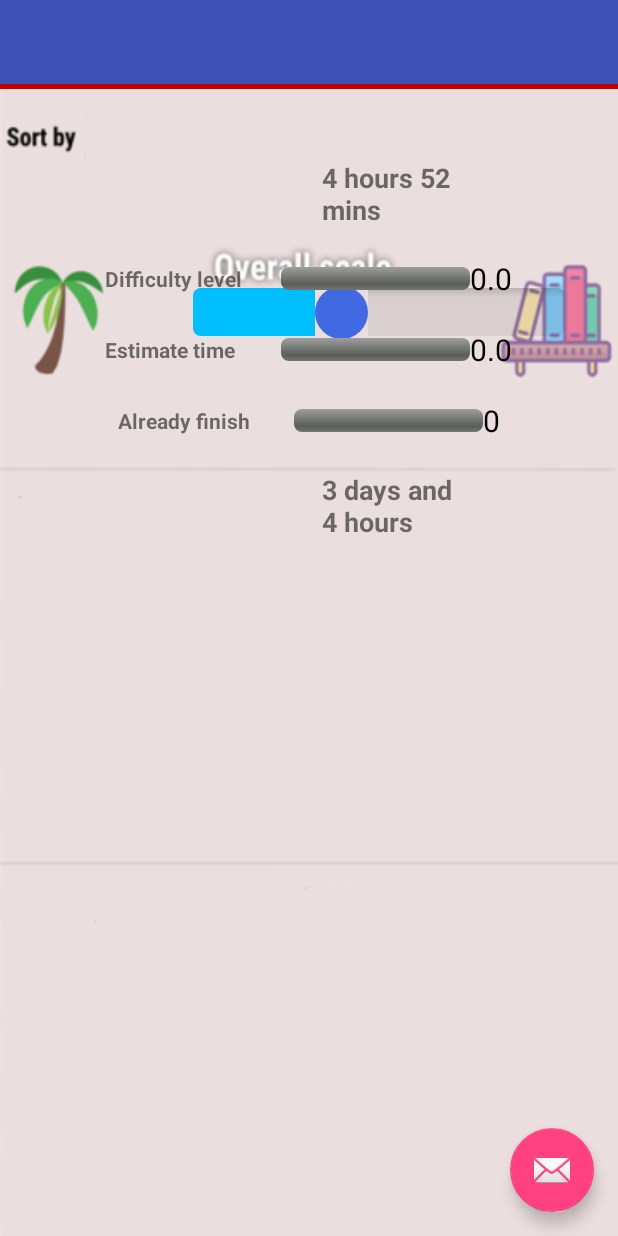
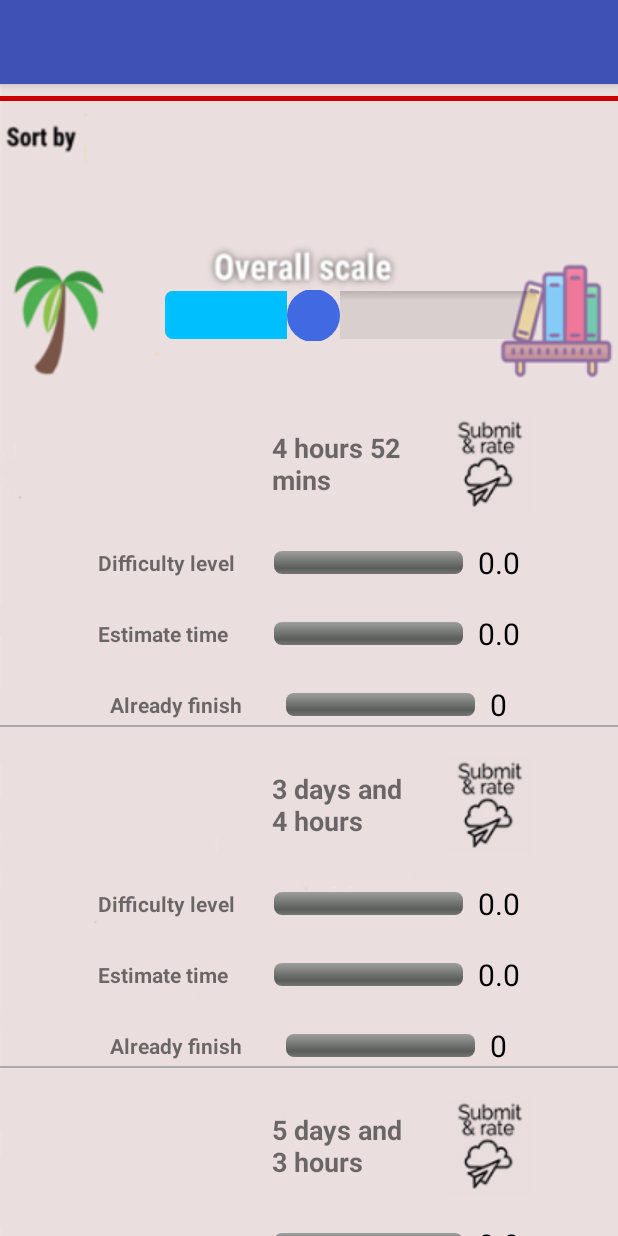
Before and after one commit to ilayserr/Milab, an Android app: the layout activity_tasks_page_activity.xml on its own in the app's theme, with its tools: preview values and no code run, on a phone screen of 412 x 824 dp. Run offline under Robolectric (Android 15) with nearby library versions, the phone set to English and light mode, and no system bars.

Commit message:
finish main page

```diff
--- a/AssistAnt/app/build.gradle
+++ b/AssistAnt/app/build.gradle
@@ -20,7 +20,7 @@ android {
 
 dependencies {
     implementation fileTree(dir: 'libs', include: ['*.jar'])
-    implementation 'com.android.support:appcompat-v7:26.1.0'
+    implementation 'com.android.support:appcompat-v7:26.0.1'
     implementation 'com.android.support.constraint:constraint-layout:1.0.2'
     implementation 'com.android.support:design:26.1.0'
     implementation 'com.android.support:support-v4:26.1.0'
--- a/AssistAnt/app/src/main/java/com/example/assistant/allTasks.java
+++ b/AssistAnt/app/src/main/java/com/example/assistant/allTasks.java
@@ -29,8 +29,29 @@ public class allTasks {
             "Algorithms", 150,
             "Sunday, 1 January 2018, 01:00 PM",
             "Assignment was submitted 4 hours 5 mins early", 90, 5, 10, true);
+    Task SixthTask = new Task("Assignment 6",
+            "Algorithms", 150,
+            "Sunday, 7 January 2018, 01:00 PM",
+            "Assignment was submitted 4 hours 5 mins early");
+    Task SeventhTask = new Task("Assignment 6",
+            "Algorithms", 150,
+            "Sunday, 7 January 2018, 01:00 PM",
+            "Assignment was submitted 4 hours 5 mins early");
+    Task EightTask = new Task("Assignment 6",
+            "Algorithms", 150,
+            "Sunday, 7 January 2018, 01:00 PM",
+            "Assignment was submitted 4 hours 5 mins early");
+    Task NinethTask = new Task("Assignment 6",
+            "Algorithms", 150,
+            "Sunday, 7 January 2018, 01:00 PM",
+            "Assignment was submitted 4 hours 5 mins early");
+    Task TenthTask = new Task("Assignment 6",
+            "Algorithms", 150,
+            "Sunday, 7 January 2018, 01:00 PM",
+            "Assignment was submitted 4 hours 5 mins early");
 
-    Task[] allTasks = new Task[] {firstTask, secondTask, thirdTask, FourthTask, FifthTask};
+    Task[] allTasks = new Task[] {firstTask, secondTask, thirdTask, FourthTask, FifthTask,
+                                  SixthTask, SeventhTask, EightTask, NinethTask, TenthTask};
 
     public Task[] getAllTasks(){
         return allTasks.clone();
--- a/AssistAnt/app/src/main/java/com/example/assistant/tasksListAdapter.java
+++ b/AssistAnt/app/src/main/java/com/example/assistant/tasksListAdapter.java
@@ -4,10 +4,12 @@ package com.example.assistant;
  * Created by ilay on 10/01/2018.
  */
 
-
 import android.content.Context;
+import android.support.v4.app.FragmentManager;
+import android.support.v4.app.FragmentTransaction;
 import android.view.View;
 import android.support.v7.widget.RecyclerView;
+import android.widget.ImageButton;
 import android.widget.ProgressBar;
 import android.widget.TextView;
 import android.view.LayoutInflater;
--- a/AssistAnt/app/src/main/java/com/example/assistant/tasks_page_activityFragment.java
+++ b/AssistAnt/app/src/main/java/com/example/assistant/tasks_page_activityFragment.java
@@ -8,6 +8,7 @@ import android.util.Log;
 import android.view.LayoutInflater;
 import android.view.View;
 import android.view.ViewGroup;
+import android.widget.ImageButton;
 
 /**
  * A placeholder fragment containing a simple view.
@@ -20,7 +21,7 @@ public class tasks_page_activityFragment extends Fragment {
 
     private Task[] dataset;
     public tasks_page_activityFragment() {
-        dataset = new Task[5];
+        dataset = new Task[9];
         dataset[0] = new Task("Exercise #9",
                 "Automata And Formal Language", 120,
                 "Tuesday, 9 January 2018, 12:00 AM",
@@ -41,6 +42,23 @@ public class tasks_page_activityFragment extends Fragment {
                 "Algorithms", 150,
                 "Sunday, 1 January 2018, 01:00 PM",
                 "Assignment was submitted 4 hours 5 mins early", 90, 5, 10, true);
+        dataset[5] = new Task("Assignment 6",
+                "Algorithms", 150,
+                "Sunday, 7 January 2018, 01:00 PM",
+                "Assignment was submitted 4 hours 5 mins early");
+        dataset[6] = new Task("Assignment 6",
+                "Algorithms", 150,
+                "Sunday, 7 January 2018, 01:00 PM",
+                "Assignment was submitted 4 hours 5 mins early");
+        dataset[7] = new Task("Assignment 6",
+                "Algorithms", 150,
+                "Sunday, 7 January 2018, 01:00 PM",
+                "Assignment was submitted 4 hours 5 mins early");
+        dataset[8] = new Task("Assignment 6",
+                "Algorithms", 150,
+                "Sunday, 7 January 2018, 01:00 PM",
+                "Assignment was submitted 4 hours 5 mins early");
+
         Log.d("test_array", "success1");
         System.out.print(dataset[0].getCourse().getName());
     }
@@ -62,6 +80,9 @@ public class tasks_page_activityFragment extends Fragment {
         adapter = new tasksListAdapter(dataset);
         recyclerView.setAdapter(adapter);
         return mainView;
+
+
+
     }
 
 }
--- a/AssistAnt/app/src/main/res/layout/activity_tasks_page_activity.xml
+++ b/AssistAnt/app/src/main/res/layout/activity_tasks_page_activity.xml
@@ -4,7 +4,7 @@
     xmlns:tools="http://schemas.android.com/tools"
     android:layout_width="match_parent"
     android:layout_height="match_parent"
-    tools:context="com.example.assistant.tasks_page_activity">
+    tools:context="com.example.assistant.tasks_page_activityFragment">
 
     <android.support.design.widget.AppBarLayout
         android:layout_width="match_parent"
@@ -22,12 +22,4 @@
 
     <include layout="@layout/content_tasks_page_activity" />
 
-    <android.support.design.widget.FloatingActionButton
-        android:id="@+id/fab"
-        android:layout_width="wrap_content"
-        android:layout_height="wrap_content"
-        android:layout_gravity="bottom|end"
-        android:layout_margin="@dimen/fab_margin"
-        app:srcCompat="@android:drawable/ic_dialog_email" />
-
 </android.support.design.widget.CoordinatorLayout>
--- a/AssistAnt/app/src/main/res/layout/fragment_tasks_page_activity.xml
+++ b/AssistAnt/app/src/main/res/layout/fragment_tasks_page_activity.xml
@@ -6,7 +6,7 @@
     android:layout_width="match_parent"
     android:layout_height="match_parent"
     tools:context="com.example.assistant.tasks_page_activityFragment"
-    android:background="@drawable/tasks_screen_temp"
+    android:background="@drawable/tasks_screen_template"
     tools:showIn="@layout/activity_tasks_page_activity">
 
     <RelativeLayout
@@ -22,17 +22,15 @@
             android:layout_width="280dp"
             android:layout_height="34dp"
             android:layout_alignParentEnd="true"
-            android:layout_alignParentTop="true"
-            android:layout_marginEnd="19dp"
-            android:layout_marginTop="127dp"
+            android:layout_below="@+id/view"
+            android:layout_marginEnd="38dp"
+            android:layout_marginTop="126dp"
             android:max="100"
             android:progress="40"
             android:progressDrawable="@drawable/seekbar_style"
             android:thumb="@drawable/custom_thumb"
             tools:layout_editor_absoluteX="65dp"
             tools:layout_editor_absoluteY="534dp" />
-
-    </RelativeLayout>
 
         <View
             android:id="@+id/view"
@@ -41,14 +39,21 @@
             android:background="@android:color/holo_red_dark" />
 
         <LinearLayout
+            android:layout_width="match_parent"
+            android:layout_below="@id/seekBar_luminosite"
             android:layout_height="match_parent"
-        android:layout_width="match_parent"
             android:layout_marginTop="30dp">
+
             <android.support.v7.widget.RecyclerView
+
                 android:id="@+id/show_tasks_list"
                 android:layout_width="match_parent"
-        android:layout_height="283dp"
-        tools:layout_editor_absoluteY="172dp"
-        tools:ignore="MissingConstraints" />
+                android:layout_height="match_parent"
+                tools:ignore="MissingConstraints"
+                tools:layout_editor_absoluteY="172dp" />
         </LinearLayout>
+
+    </RelativeLayout>
+
+
 </android.support.constraint.ConstraintLayout>
--- a/AssistAnt/app/src/main/res/layout/task_view.xml
+++ b/AssistAnt/app/src/main/res/layout/task_view.xml
@@ -26,7 +26,15 @@
             android:layout_width="99dp"
             android:layout_height="wrap_content"
             android:textSize="18sp"
+            android:layout_marginLeft="10dp"
             android:textStyle="bold" />
+
+        <ImageButton
+            android:id="@+id/submit_button"
+            android:layout_width="64dp"
+            android:layout_height="64dp"
+            android:layout_marginLeft="13dp"
+            app:srcCompat="@drawable/submit_button" />
 
     </LinearLayout>
 
@@ -61,6 +69,7 @@
             android:layout_gravity="center"
             android:gravity="center"
             android:text="7"
+            android:layout_marginLeft="10dp"
             android:textColor="@android:color/black"
             android:textSize="20sp" />
 
@@ -97,15 +106,17 @@
             android:layout_gravity="center"
             android:gravity="center"
             android:text="2.7"
+            android:layout_marginLeft="10dp"
             android:textColor="@android:color/black"
             android:textSize="20sp" />
     </LinearLayout>
 
-    <LinearLayout android:orientation="horizontal"
+    <LinearLayout
         android:layout_width="fill_parent"
         android:layout_height="wrap_content"
         android:layout_gravity="center"
         android:gravity="center"
+        android:orientation="horizontal"
         android:paddingTop="20dp">
 
         <TextView
@@ -132,8 +143,15 @@
             android:layout_gravity="center"
             android:gravity="center"
             android:text="17/120"
+            android:layout_marginLeft="10dp"
             android:textColor="@android:color/black"
             android:textSize="20sp" />
+
     </LinearLayout>
+    <View
+        android:layout_width="match_parent"
+        android:layout_height="1dp"
+        android:textAlignment="center"
+        android:background="@android:color/darker_gray"/>
 
 </LinearLayout>
```
Also changed, not shown: AssistAnt/app/src/main/AndroidManifest.xml (line endings or trailing spaces), AssistAnt/app/src/main/res/drawable/submit_button.png (added), AssistAnt/app/src/main/res/drawable/tasks_screen_temp.png (deleted), AssistAnt/app/src/main/res/drawable/tasks_screen_template.png (added), 262 other files. Lines whose indentation alone changed are shown as unchanged.
